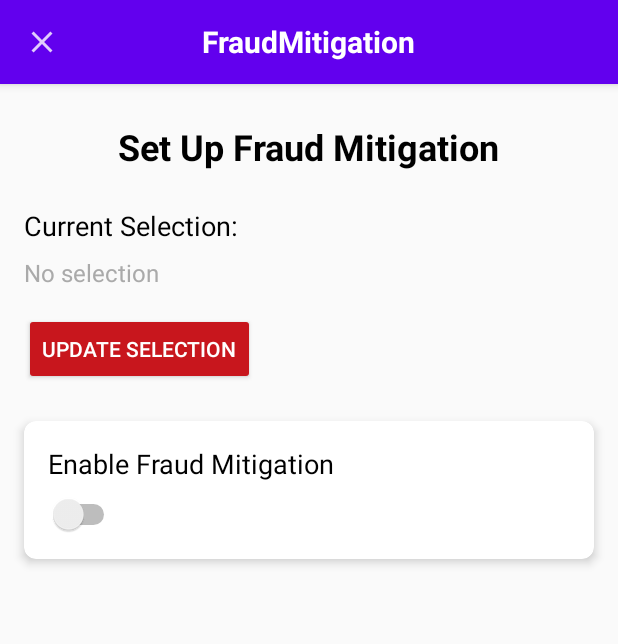
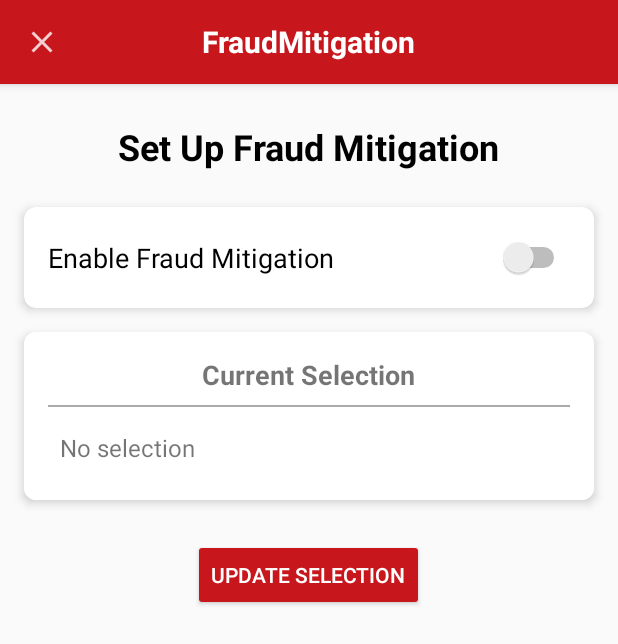
Before and after one commit to Pavanteja17/FraudMitigation, an Android app: the FraudMitigationActivity screen opened directly, with no data from a screen before it, on a phone screen of 412 x 824 dp. Shown: the top 644 px of the screen. Run offline under Robolectric (Android 15) with nearby library versions, the phone set to English and light mode, and no system bars.

Commit message:
UI screens

```diff
--- a/app/src/main/java/com/example/fraudmitigation/FraudMitigationActivity.kt
+++ b/app/src/main/java/com/example/fraudmitigation/FraudMitigationActivity.kt
@@ -30,7 +30,7 @@ class FraudMitigationActivity : AppCompatActivity() {
         val backButton = findViewById<ImageButton>(R.id.back_button)
         backButton.setOnClickListener { onBackPressed() }
 
-        currentSelectionTextView = findViewById<TextView>(R.id.current_selection)
+        currentSelectionTextView = findViewById<TextView>(R.id.text_area)
         val updateSelectionButton = findViewById<Button>(R.id.update_selection_button)
         val fraudMitigationSwitch = findViewById<Switch>(R.id.toggle_fraud_mitigation)
 
--- a/app/src/main/res/layout/activity_fraud_mitigation.xml
+++ b/app/src/main/res/layout/activity_fraud_mitigation.xml
@@ -44,35 +44,61 @@
         android:textStyle="bold"
         android:textColor="@android:color/black" />
 
-    <TextView
-        android:id="@+id/current_selection_label"
-        android:layout_width="wrap_content"
+    <androidx.cardview.widget.CardView
+        android:id="@+id/card_view"
+        android:layout_width="match_parent"
         android:layout_height="wrap_content"
-        android:layout_below="@id/heading"
-        android:layout_marginTop="24dp"
-        android:layout_marginStart="16dp"
-        android:text="Current Selection:"
-        android:textSize="18sp"
-        android:textColor="@android:color/black" />
+        android:layout_margin="16dp"
+        android:background="?android:attr/selectableItemBackground"
+        app:cardCornerRadius="8dp"
+        android:layout_below="@id/toggle"
+        app:cardElevation="4dp">
+
+        <RelativeLayout
+            android:layout_width="match_parent"
+            android:layout_height="wrap_content"
+            android:padding="16dp"
+            android:background="@android:color/white">
 
             <TextView
                 android:id="@+id/current_selection"
                 android:layout_width="wrap_content"
                 android:layout_height="wrap_content"
-        android:layout_below="@id/current_selection_label"
+                android:layout_centerHorizontal="true"
+                android:text="Current Selection"
+                android:textSize="18sp"
+                android:textStyle="bold" />
+
+            <View
+                android:id="@+id/separator"
+                android:layout_width="match_parent"
+                android:layout_height="1dp"
+                android:layout_below="@id/current_selection"
                 android:layout_marginTop="8dp"
-        android:layout_marginStart="16dp"
+                android:background="@android:color/darker_gray" />
+
+            <TextView
+                android:id="@+id/text_area"
+                android:layout_width="match_parent"
+                android:layout_height="wrap_content"
+                android:layout_below="@id/separator"
+                android:layout_marginTop="8dp"
                 android:text="No selection"
                 android:textSize="16sp"
-        android:textColor="@android:color/darker_gray" />
+                android:background="@android:color/white"
+                android:padding="8dp" />
+        </RelativeLayout>
+    </androidx.cardview.widget.CardView>
 
     <Button
         android:id="@+id/update_selection_button"
         android:layout_width="wrap_content"
         android:layout_height="wrap_content"
-        android:layout_below="@id/current_selection"
-        android:layout_marginTop="16dp"
+        android:layout_below="@id/card_view"
+        android:layout_marginTop="10dp"
+        android:shadowRadius="4"
         android:layout_marginStart="16dp"
+        android:layout_centerHorizontal="true"
         android:text="Update Selection"
         android:backgroundTint="@color/colorAccent"
         android:textColor="@android:color/white" />
@@ -80,14 +106,15 @@
     <androidx.cardview.widget.CardView
         android:layout_width="match_parent"
         android:layout_height="wrap_content"
-        android:layout_below="@id/update_selection_button"
+        android:layout_below="@id/heading"
+        android:id="@+id/toggle"
         android:layout_marginTop="24dp"
         android:layout_marginStart="16dp"
         android:layout_marginEnd="16dp"
         app:cardCornerRadius="8dp"
         app:cardElevation="4dp">
 
-        <LinearLayout
+        <RelativeLayout
             android:layout_width="match_parent"
             android:layout_height="wrap_content"
             android:orientation="vertical"
@@ -99,14 +126,19 @@
                 android:layout_height="wrap_content"
                 android:text="Enable Fraud Mitigation"
                 android:textSize="18sp"
+                android:layout_centerInParent="true"
+                android:layout_alignParentLeft="true"
                 android:textColor="@android:color/black" />
 
             <Switch
                 android:id="@+id/toggle_fraud_mitigation"
                 android:layout_width="wrap_content"
                 android:layout_height="wrap_content"
+                android:layout_toRightOf="@id/toggle_label"
+                android:layout_alignParentRight="true"
+                android:layout_centerInParent="true"
                 android:layout_marginTop="8dp" />
-        </LinearLayout>
+        </RelativeLayout>
     </androidx.cardview.widget.CardView>
 
 </RelativeLayout>
--- a/app/src/main/res/values/styles.xml
+++ b/app/src/main/res/values/styles.xml
@@ -1,8 +1,8 @@
 <resources>
     <!-- Base application theme. -->
     <style name="AppTheme" parent="Theme.AppCompat.Light.DarkActionBar">
-        <item name="colorPrimary">@color/colorPrimary</item>
-        <item name="colorPrimaryDark">@color/colorPrimaryDark</item>
+        <item name="colorPrimary">@color/colorAccent</item>
+        <item name="colorPrimaryDark">@color/colorAccent</item>
         <item name="colorAccent">@color/colorAccent</item>
         <!-- Disable the default action bar -->
         <item name="windowActionBar">false</item>
```
Also changed, not shown: app/src/main/java/com/example/fraudmitigation/LocationSelection.kt (+58 -27 lines). Lines whose indentation alone changed are shown as unchanged.
